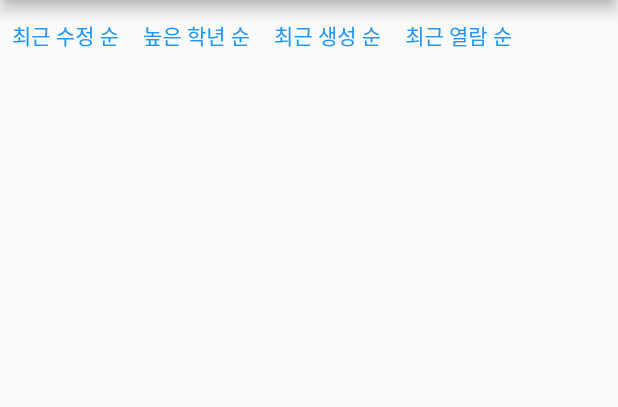
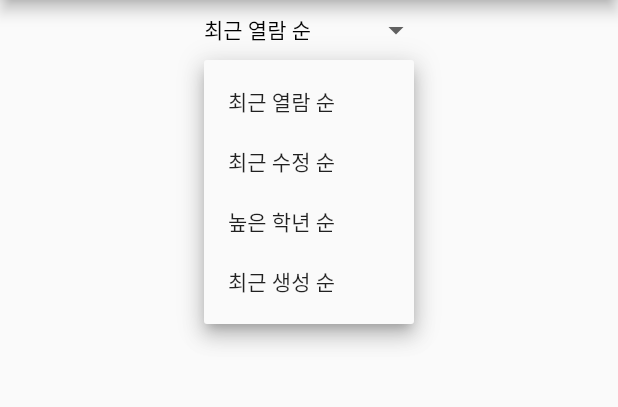
Before and after one commit to oyc0401/circle, a Flutter app: the screen it shows after launch, after a tap on "최근 열람 순", on a phone screen of 412 x 824 dp, the part 84-491 px from its top. Run offline on Flutter 3.47's test engine with Material 2 defaults, Android fonts, the phone set to English and light mode, and no system bars; drawn by our look-alikes of dropdown_button2; our stand-ins replace flutter_tts, shared_preferences, sqflite; accounts and stored records are empty.

Commit message:
dropDown Button

```diff
--- a/lib/page/view.dart
+++ b/lib/page/view.dart
@@ -3,6 +3,7 @@ import 'dart:math';
 import 'package:circle/DB/sqlLite.dart';
 import 'package:circle/page/home.dart';
 import 'package:circle/page/write.dart';
+import 'package:dropdown_button2/dropdown_button2.dart';
 import 'package:flutter/cupertino.dart';
 import 'package:flutter/material.dart';
 import 'package:intl/intl.dart';
@@ -65,7 +66,6 @@ class _ViewPageState extends State<ViewPage> {
     );
     print('back');
     init();
-
   }
 
   @override
@@ -83,49 +83,77 @@ class _ViewPageState extends State<ViewPage> {
         ],
       ),
       body: ListView(
-        children: [
-          // CupertinoButton(
-          //     child: Text('새로고침'),
-          //     onPressed: () {
-          //       init();
-          //     }),
-          orderBySection(),
-          listSection(context)
-        ],
+        children: [orderBySection(context), listSection(context)],
       ),
     );
   }
 
-  Widget orderBySection(){
-    Widget widget=Row(
-      children: [
-        TextButton(
-            onPressed: () {
-              sqLite.setOrderBy('editedTime DESC');
-              init();
-            },
-            child: Text('최근 수정 순')),
-        TextButton(
-            onPressed: () {
-              sqLite.setOrderBy('grade DESC');
-              init();
-            },
-            child: Text('높은 학년 순')),
-        TextButton(
-            onPressed: () {
-              sqLite.setOrderBy('createTime DESC');
-              init();
-            },
-            child: Text('최근 생성 순')),
-        TextButton(
-            onPressed: () {
-              sqLite.setOrderBy('viewTime DESC');
-              init();
-            },
-            child: Text('최근 열람 순'))
-      ],
+  String? selectedValue;
+
+  Widget orderBySection(BuildContext context) {
+    final List<String> items = [
+      '최근 열람 순',
+      '최근 수정 순',
+      '높은 학년 순',
+      '최근 생성 순',
+    ];
+    return Center(
+      child: DropdownButtonHideUnderline(
+        child: DropdownButton2(
+          hint: const Text(
+            '최근 열람 순',
+            style: TextStyle(
+              fontSize: 14,
+              color: Colors.black,
+            ),
+          ),
+          items: items
+              .map((item) => DropdownMenuItem<String>(
+                    value: item,
+                    child: Text(
+                      item,
+                      style: const TextStyle(
+                        fontSize: 14,
+                      ),
+                    ),
+                  ))
+              .toList(),
+          value: selectedValue,
+          onChanged: (value) {
+            setState(() {
+              selectedValue = value.toString();
+
+              setorderby(value.toString());
+            });
+          },
+          buttonHeight: 40,
+          buttonWidth: 140,
+          itemHeight: 40,
+        ),
+      ),
     );
-    return widget;
+  }
+
+  setorderby(String value) {
+    switch (value) {
+      case '최근 열람 순':
+        print(value);
+        sqLite.setOrderBy('viewTime DESC');
+        break;
+      case '최근 수정 순':
+        print(value);
+        sqLite.setOrderBy('editedTime DESC');
+        break;
+      case '높은 학년 순':
+        print(value);
+        sqLite.setOrderBy('grade DESC');
+        break;
+      case '최근 생성 순':
+        print(value);
+        sqLite.setOrderBy('createTime DESC');
+        break;
+    }
+    init();
   }
 
   Widget listSection(BuildContext context) {
@@ -143,7 +171,34 @@ class _ViewPageState extends State<ViewPage> {
   Widget unit(BuildContext context, userInfo box) {
     print(box.toMap());
 
-    Widget wi = Container(
+    Widget circleRow() {
+      List answers = box.answerList();
+      List<Widget> circles = [];
+      for (int i = 0; i < answers.length && i < 5; i++) {
+        Widget circle = Container(
+          width: 40,
+          height: 40,
+          margin: EdgeInsets.fromLTRB(0, 0, 6, 0),
+          decoration: BoxDecoration(
+            color: Colors.white,
+            shape: BoxShape.circle,
+            border: Border.all(),
+          ),
+          child: Center(
+            child: Text(answers[i],
+                style: const TextStyle(
+                    color: Colors.black,
+                    fontSize: 25.0,
+                    fontWeight: FontWeight.w500)),
+          ),
+        );
+
+        circles.add(circle);
+      }
+      return Row(children: circles);
+    }
+
+    return Container(
       margin: const EdgeInsets.fromLTRB(0, 0, 0, 10),
       padding: const EdgeInsets.fromLTRB(18, 8, 8, 8),
       color: Colors.amberAccent,
@@ -166,17 +221,21 @@ class _ViewPageState extends State<ViewPage> {
                     "학년: " + box.grade,
                     style: TextStyle(fontSize: 15),
                   )),
+              Spacer(),
+              IconButton(
+                onPressed: () {},
+                icon: Icon(
+                  Icons.more_vert,
+                ),
+              )
             ],
           ),
+          circleRow(),
           Row(
             children: [
               Column(
                 crossAxisAlignment: CrossAxisAlignment.start,
                 children: [
-                  Text(
-                    '답:' + box.answerList().toString(),
-                    style: TextStyle(fontSize: 16),
-                  ),
                   Text(
                     '수정 시간: ' + box.editedTime,
                     style: TextStyle(fontSize: 16),
@@ -218,7 +277,5 @@ class _ViewPageState extends State<ViewPage> {
         ],
       ),
     );
-
-    return wi;
   }
 }
--- a/pubspec.yaml
+++ b/pubspec.yaml
@@ -42,6 +42,8 @@ dependencies:
   sqflite: ^2.0.2
   path: ^1.8.0
   crypto: ^3.0.1
+  dropdown_button2: ^1.2.2
+
 
 dev_dependencies:
   flutter_test:
```
Also changed, not shown: pubspec.lock, 1 other file.
